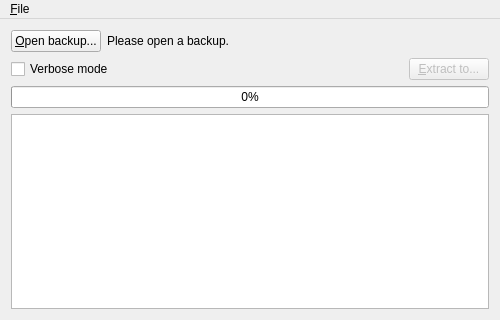
alexclassroom/Qtraktor, file mainwindow.ui: the form before one commit.
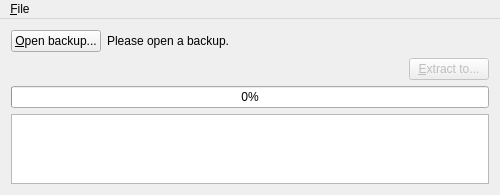
The form after the commit.

Commit message: Remove verbose mode, update ui

What changed in the file:
```diff
--- a/mainwindow.ui
+++ b/mainwindow.ui
@@ -7,7 +7,7 @@
     <x>0</x>
     <y>0</y>
     <width>500</width>
-    <height>320</height>
+    <height>160</height>
    </rect>
   </property>
   <property name="windowTitle">
@@ -55,16 +55,6 @@
       </item>
       <item>
        <layout class="QHBoxLayout" name="layoutAction">
-        <item>
-         <widget class="QCheckBox" name="verboseLogCheckBox">
-          <property name="text">
-           <string>Verbose mode</string>
-          </property>
-          <property name="checked">
-           <bool>false</bool>
-          </property>
-         </widget>
-        </item>
         <item>
          <spacer name="horizontalSpacer">
           <property name="orientation">
```
The commit also changes 2 other files.
